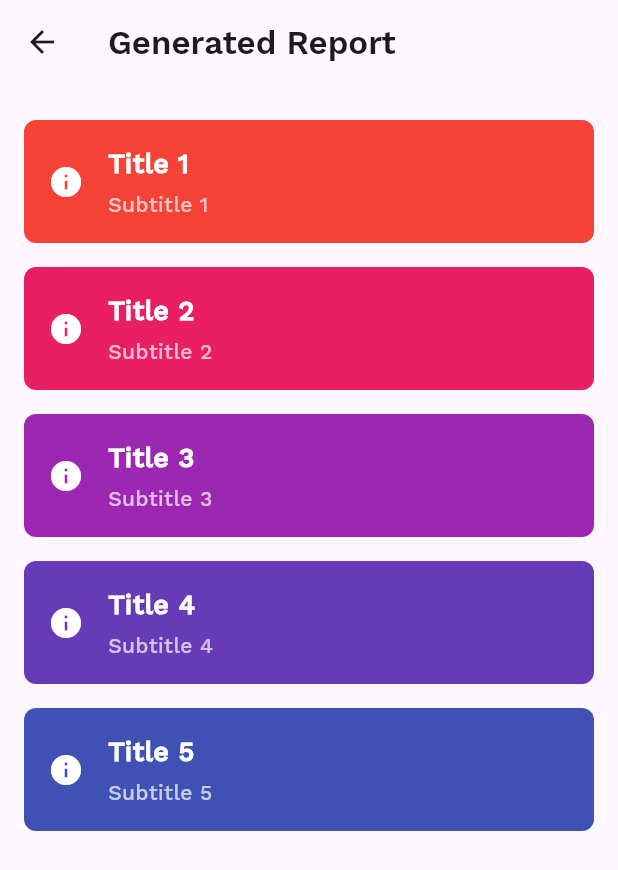
After one commit to andergisomon/the-interns, a Flutter app: the WellnessReportScreen screen opened directly, after a tap on "Generate", on a phone screen of 412 x 824 dp. The commit adds this screen. Shown: the top 870 px of the screen. Run offline on Flutter 3.47's test engine with Material 3 defaults, Android fonts, the phone set to English and light mode, and no system bars; our stand-ins replace cloud_firestore, firebase_auth, firebase_core, firebase_messaging, flutter_markdown, google_sign_in and 2 more; accounts and stored records are empty.

Commit message:
Added wellness report

```diff
--- a/app/lib/main.dart
+++ b/app/lib/main.dart
@@ -9,6 +9,7 @@ import 'screens/chatbot_screen.dart';
 import 'screens/meds_tracker.dart';
 import 'screens/caregiver_page.dart';
 import 'screens/profile_page.dart';
+
 
 void main() async {
   WidgetsFlutterBinding.ensureInitialized();
@@ -54,6 +55,7 @@ class MyApp extends StatelessWidget {
         '/meds_tracker': (context) => const MedsTrackerPage(),
         '/caregiver': (context) => const CaregiverScreen(),
         '/profile': (context) => const ProfilePage(),
+
       },
     );
   }
--- /dev/null
+++ b/app/lib/screens/wellness_report_screen.dart
@@ -0,0 +1,95 @@
+import 'package:flutter/material.dart';
+
+class WellnessReportScreen extends StatelessWidget {
+  const WellnessReportScreen({super.key});
+
+  @override
+  Widget build(BuildContext context) {
+    return Scaffold(
+      appBar: AppBar(
+        title: Text('Wellness Report'),
+      ),
+      body: Padding(
+        padding: const EdgeInsets.all(16.0),
+        child: Column(
+          mainAxisAlignment: MainAxisAlignment.spaceBetween,
+          children: [
+            Column(
+              crossAxisAlignment: CrossAxisAlignment.start,
+              children: [
+                Text(
+                  'Wellness Report',
+                  style: TextStyle(fontSize: 24, fontWeight: FontWeight.bold),
+                ),
+                SizedBox(height: 8),
+                Text(
+                  'This screen allows you to generate a wellness report.',
+                  style: TextStyle(fontSize: 16, color: Colors.grey),
+                ),
+              ],
+            ),
+            ElevatedButton(
+              onPressed: () {
+                Navigator.pushReplacement(
+                  context,
+                  MaterialPageRoute(builder: (context) => GeneratedReportScreen()),
+                );
+              },
+              child: Text('Generate'),
+            ),
+          ],
+        ),
+      ),
+    );
+  }
+}
+
+class GeneratedReportScreen extends StatelessWidget {
+  @override
+  Widget build(BuildContext context) {
+    return Scaffold(
+      appBar: AppBar(
+        title: Text('Generated Report'),
+      ),
+      body: Padding(
+        padding: const EdgeInsets.all(16.0),
+        child: ListView.builder(
+          itemCount: 5,
+          itemBuilder: (context, index) {
+            return Container(
+              margin: EdgeInsets.symmetric(vertical: 8),
+              padding: EdgeInsets.all(16),
+              decoration: BoxDecoration(
+                color: Colors.primaries[index % Colors.primaries.length],
+                borderRadius: BorderRadius.circular(8),
+              ),
+              child: Row(
+                children: [
+                  Icon(
+                    Icons.info,
+                    color: Colors.white,
+                  ),
+                  SizedBox(width: 16),
+                  Column(
+                    crossAxisAlignment: CrossAxisAlignment.start,
+                    children: [
+                      Text(
+                        'Title ${index + 1}',
+                        style: TextStyle(fontSize: 18, fontWeight: FontWeight.bold, color: Colors.white),
+                      ),
+                      SizedBox(height: 4),
+                      Text(
+                        'Subtitle ${index + 1}',
+                        style: TextStyle(fontSize: 14, color: Colors.white70),
+                      ),
+                    ],
+                  ),
+                ],
+              ),
+            );
+          },
+        ),
+      ),
+    );
+  }
+}
--- a/app/pubspec.yaml
+++ b/app/pubspec.yaml
@@ -73,6 +73,7 @@ flutter:
     - assets/images/caregiver_carousel/
     - assets/images/caregiver_hero.png
     - assets/images/caregiver_hero.svg
+    - assets/images/caregiver_carousel/wellness.png
   # The following line ensures that the Material Icons font is
   # included with your application, so that you can use the icons in
   # the material Icons class.
```
Also changed, not shown: app/lib/screens/caregiver_page.dart (+81 -68 lines), app/assets/images/caregiver_carousel/wellness.png (added), app/assets/images/caregiver_carousel/wellness.svg (added).
